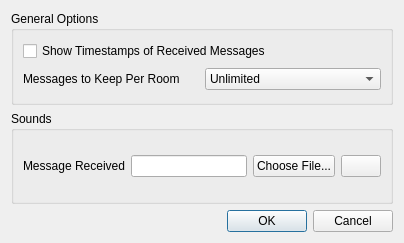
Qt form ui/options_dialog.ui (chmod700/SmoothTalker) before a commit.
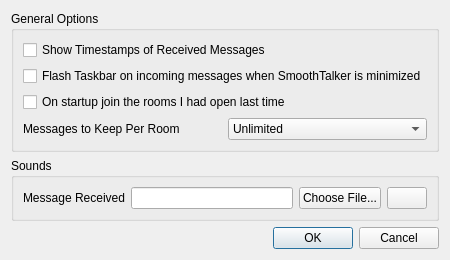
The same form after that commit. Icons and pictures are not drawn.

Commit message: * Added license text to files that were missing it  * TalkerUser is no longer a struct, but a subclass of QObject  * TalkerUser instances now manage their own avatar requests and prevent duplicate requests  * New option for auto-joining the last session's room on startup  * New option for flashing the taskbar when the main window is minimized  * Better setup for line limit in options  * Fixed issue with scrolling to the bottom on new messages. Scrolling is now by pixel instead of by item

Patch:
```diff
--- a/ui/options_dialog.ui
+++ b/ui/options_dialog.ui
@@ -33,6 +33,32 @@
           </property>
          </widget>
         </item>
+        <item>
+         <widget class="QCheckBox" name="cb_flash">
+          <property name="toolTip">
+           <string>When SmoothTalker is minimized or not the active window and you receive a message, this option will cause the taskbar to flash and show the message in the tray icon.</string>
+          </property>
+          <property name="statusTip">
+           <string>When SmoothTalker is minimized or not the active window and you receive a message, this option will cause the taskbar to flash and show the message in the tray icon.</string>
+          </property>
+          <property name="text">
+           <string>Flash Taskbar on incoming messages when SmoothTalker is minimized</string>
+          </property>
+         </widget>
+        </item>
+        <item>
+         <widget class="QCheckBox" name="cb_auto_join">
+          <property name="toolTip">
+           <string>When checked, SmoothTalker will re-join any rooms that were open in the last session.</string>
+          </property>
+          <property name="statusTip">
+           <string>When checked, SmoothTalker will re-join any rooms that were open in the last session.</string>
+          </property>
+          <property name="text">
+           <string>On startup join the rooms I had open last time</string>
+          </property>
+         </widget>
+        </item>
         <item>
          <layout class="QHBoxLayout" name="hbox_keep">
           <item>
```
Left out of the diff: 20 changed lines with no effect on the pictures. The commit also changes 11 other files.
